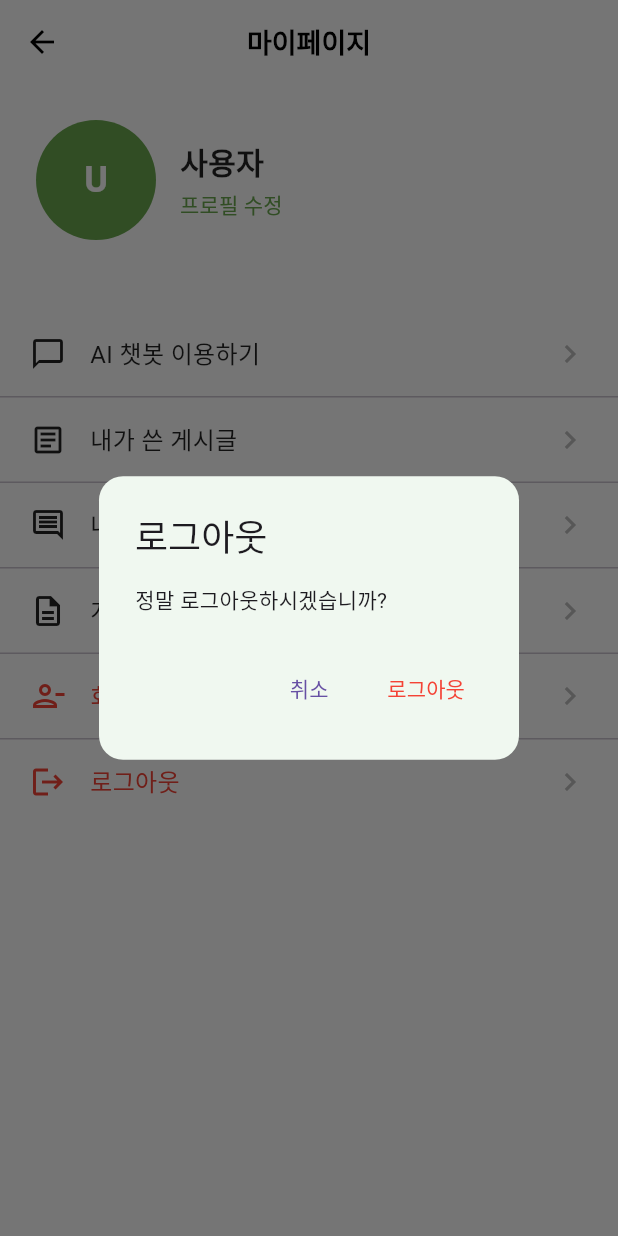
After one commit to zzingni/SWPROJECT_PLANTI_FE, a Flutter app: the MyPageScreen screen opened directly, after a tap on "로그아웃", on a phone screen of 412 x 824 dp. The commit adds this screen. Run offline on Flutter 3.47's test engine with Material 3 defaults, Android fonts, the phone set to English and light mode, and no system bars; our stand-ins replace firebase_core, firebase_messaging, flutter_local_notifications, flutter_secure_storage; accounts and stored records are empty; network calls fail.

Commit message:
feat : 마이페이지 생성

```diff
--- a/lib/screens/create_post_screen.dart
+++ b/lib/screens/create_post_screen.dart
@@ -354,7 +354,7 @@ class _CreatePostScreenState extends State<CreatePostScreen> {
                       ),
                     )
                         : Text(
-                      widget.postId != null ? '완료' : '등록',
+                      widget.postId != null ? '수정' : '등록',
                       style: const TextStyle(
                         fontSize: 14,
                         fontWeight: FontWeight.w600,
--- a/lib/screens/home_screen.dart
+++ b/lib/screens/home_screen.dart
@@ -5,6 +5,7 @@ import 'package:fe/core/token_storage.dart';
 import 'package:fe/screens/plant_selection_screen.dart';
 import 'package:flutter/material.dart';
 import 'package:fe/screens/community_screen.dart';
+import 'package:fe/screens/my_page_screen.dart';
 
 
 
@@ -108,6 +109,12 @@ class _HomeScreenState extends State<HomeScreen> {
         break;
       case 3:
       // 마이페이지 화면으로 이동
+        Navigator.push(
+          context,
+          MaterialPageRoute(
+            builder: (context) => const MyPageScreen(),
+          ),
+        );
         break;
     }
   }
--- /dev/null
+++ b/lib/screens/my_page_screen.dart
@@ -0,0 +1,343 @@
+import 'package:flutter/material.dart';
+import 'package:fe/core/token_storage.dart';
+import 'package:http/http.dart' as http;
+import 'dart:convert';
+
+class MyPageScreen extends StatefulWidget {
+  const MyPageScreen({super.key});
+
+  @override
+  State<MyPageScreen> createState() => _MyPageScreenState();
+}
+
+class _MyPageScreenState extends State<MyPageScreen> {
+  String? _nickname;
+  String? _profileImageUrl;
+  bool _isLoading = true;
+
+  @override
+  void initState() {
+    super.initState();
+    _loadUserInfo();
+  }
+
+  Future<void> _loadUserInfo() async {
+    try {
+      final token = await TokenStorage.accessToken;
+      if (token == null) {
+        if (!mounted) return;
+        setState(() {
+          _isLoading = false;
+        });
+        return;
+      }
+
+      // 사용자 정보 조회 API 호출
+      final response = await http.get(
+        Uri.parse('http://10.0.2.2:8080/api/user/plant'),
+        headers: {'Authorization': 'Bearer $token'},
+      );
+
+      if (response.statusCode == 200) {
+        final data = jsonDecode(response.body);
+        if (mounted) {
+          setState(() {
+            _nickname = data['nickname'] as String?;
+            _profileImageUrl = data['profileImageUrl'] as String?;
+            _isLoading = false;
+          });
+        }
+      } else {
+        if (mounted) {
+          setState(() {
+            _isLoading = false;
+          });
+        }
+      }
+    } catch (e) {
+      print('사용자 정보 조회 에러: $e');
+      if (mounted) {
+        setState(() {
+          _isLoading = false;
+        });
+      }
+    }
+  }
+
+  Future<void> _handleLogout() async {
+    final confirmed = await showDialog<bool>(
+      context: context,
+      builder: (context) => AlertDialog(
+        backgroundColor: const Color(0xFFF0F8F0),
+        shape: RoundedRectangleBorder(
+          borderRadius: BorderRadius.circular(16),
+        ),
+        title: const Text('로그아웃'),
+        content: const Text('정말 로그아웃하시겠습니까?'),
+        actions: [
+          TextButton(
+            onPressed: () => Navigator.pop(context, false),
+            child: const Text('취소'),
+          ),
+          TextButton(
+            onPressed: () => Navigator.pop(context, true),
+            style: TextButton.styleFrom(foregroundColor: Colors.red),
+            child: const Text('로그아웃'),
+          ),
+        ],
+      ),
+    );
+
+    if (confirmed != true) return;
+
+    try {
+      // TODO: TokenStorage.clearTokens() 메서드가 있다면 사용
+      // 토큰 삭제는 SharedPreferences에서 직접 삭제하거나
+      // TokenStorage에 clearTokens 메서드가 있다면 사용
+
+      if (!mounted) return;
+
+      // 로그인 화면으로 이동
+      // 모든 화면을 제거하고 루트로 이동
+      Navigator.of(context).popUntil((route) => route.isFirst);
+      // 또는 Navigator.of(context).pushNamedAndRemoveUntil('/', (route) => false);
+    } catch (e) {
+      if (!mounted) return;
+      ScaffoldMessenger.of(context).showSnackBar(
+        SnackBar(content: Text('로그아웃에 실패했습니다: ${e.toString()}')),
+      );
+    }
+  }
+
+  Future<void> _handleWithdrawal() async {
+    final confirmed = await showDialog<bool>(
+      context: context,
+      builder: (context) => AlertDialog(
+        backgroundColor: const Color(0xFFF0F8F0),
+        shape: RoundedRectangleBorder(
+          borderRadius: BorderRadius.circular(16),
+        ),
+        title: const Text('회원탈퇴'),
+        content: const Text('정말 회원탈퇴하시겠습니까?\n모든 데이터가 삭제되며 복구할 수 없습니다.'),
+        actions: [
+          TextButton(
+            onPressed: () => Navigator.pop(context, false),
+            child: const Text('취소'),
+          ),
+          TextButton(
+            onPressed: () => Navigator.pop(context, true),
+            style: TextButton.styleFrom(foregroundColor: Colors.red),
+            child: const Text('탈퇴'),
+          ),
+        ],
+      ),
+    );
+
+    if (confirmed != true) return;
+
+    // TODO: 회원탈퇴 API 호출
+    ScaffoldMessenger.of(context).showSnackBar(
+      const SnackBar(content: Text('회원탈퇴 기능은 준비 중입니다.')),
+    );
+  }
+
+  @override
+  Widget build(BuildContext context) {
+    return Scaffold(
+      backgroundColor: Colors.white,
+      appBar: AppBar(
+        backgroundColor: Colors.white,
+        foregroundColor: Colors.black,
+        elevation: 0,
+        title: const Text(
+          '마이페이지',
+          style: TextStyle(
+            fontSize: 18,
+            fontWeight: FontWeight.bold,
+          ),
+        ),
+        centerTitle: true,
+      ),
+      body: _isLoading
+          ? const Center(child: CircularProgressIndicator())
+          : SingleChildScrollView(
+        child: Column(
+          children: [
+            // 프로필 섹션
+            _buildProfileSection(),
+            const SizedBox(height: 24),
+            // 메뉴 섹션
+            _buildMenuSection(),
+          ],
+        ),
+      ),
+    );
+  }
+
+  Widget _buildProfileSection() {
+    return Container(
+      padding: const EdgeInsets.all(24),
+      child: Row(
+        children: [
+          // 프로필 이미지
+          CircleAvatar(
+            radius: 40,
+            backgroundColor: const Color(0xFF6AA84F),
+            backgroundImage: _profileImageUrl != null && _profileImageUrl!.isNotEmpty
+                ? NetworkImage(_profileImageUrl!)
+                : null,
+            child: _profileImageUrl == null || _profileImageUrl!.isEmpty
+                ? Text(
+              _nickname != null && _nickname!.isNotEmpty
+                  ? _nickname![0].toUpperCase()
+                  : 'U',
+              style: const TextStyle(
+                color: Colors.white,
+                fontSize: 24,
+                fontWeight: FontWeight.bold,
+              ),
+            )
+                : null,
+          ),
+          const SizedBox(width: 16),
+          // 닉네임
+          Expanded(
+            child: Column(
+              crossAxisAlignment: CrossAxisAlignment.start,
+              children: [
+                Text(
+                  _nickname ?? '사용자',
+                  style: const TextStyle(
+                    fontSize: 20,
+                    fontWeight: FontWeight.bold,
+                    color: Colors.black87,
+                  ),
+                ),
+                const SizedBox(height: 4),
+                TextButton(
+                  onPressed: () {
+                    // TODO: 프로필 수정 화면으로 이동
+                  },
+                  style: TextButton.styleFrom(
+                    padding: EdgeInsets.zero,
+                    minimumSize: const Size(0, 0),
+                    tapTargetSize: MaterialTapTargetSize.shrinkWrap,
+                  ),
+                  child: const Text(
+                    '프로필 수정',
+                    style: TextStyle(
+                      fontSize: 14,
+                      color: Color(0xFF6AA84F),
+                    ),
+                  ),
+                ),
+              ],
+            ),
+          ),
+        ],
+      ),
+    );
+  }
+
+  Widget _buildMenuSection() {
+    return Column(
+      children: [
+        _buildMenuItem(
+          icon: Icons.chat_bubble_outline,
+          title: 'AI 챗봇 이용하기',
+          onTap: () {
+            // TODO: AI 챗봇 화면으로 이동
+            ScaffoldMessenger.of(context).showSnackBar(
+              const SnackBar(content: Text('AI 챗봇 기능은 준비 중입니다.')),
+            );
+          },
+        ),
+        const Divider(height: 1),
+        _buildMenuItem(
+          icon: Icons.article_outlined,
+          title: '내가 쓴 게시글',
+          onTap: () {
+            // TODO: 내가 쓴 게시글 화면으로 이동
+            ScaffoldMessenger.of(context).showSnackBar(
+              const SnackBar(content: Text('내가 쓴 게시글 기능은 준비 중입니다.')),
+            );
+          },
+        ),
+        const Divider(height: 1),
+        _buildMenuItem(
+          icon: Icons.comment_outlined,
+          title: '내가 쓴 댓글',
+          onTap: () {
+            // TODO: 내가 쓴 댓글 화면으로 이동
+            ScaffoldMessenger.of(context).showSnackBar(
+              const SnackBar(content: Text('내가 쓴 댓글 기능은 준비 중입니다.')),
+            );
+          },
+        ),
+        const Divider(height: 1),
+        _buildMenuItem(
+          icon: Icons.description_outlined,
+          title: '개인정보제공이용동의',
+          onTap: () {
+            // TODO: 개인정보제공이용동의 화면으로 이동
+            ScaffoldMessenger.of(context).showSnackBar(
+              const SnackBar(content: Text('개인정보제공이용동의 기능은 준비 중입니다.')),
+            );
+          },
+        ),
+        const Divider(height: 1),
+        _buildMenuItem(
+          icon: Icons.person_remove_outlined,
+          title: '회원탈퇴',
+          onTap: _handleWithdrawal,
+          textColor: Colors.red,
+        ),
+        const Divider(height: 1),
+        _buildMenuItem(
+          icon: Icons.logout,
+          title: '로그아웃',
+          onTap: _handleLogout,
+          textColor: Colors.red,
+        ),
+      ],
+    );
+  }
+
+  Widget _buildMenuItem({
+    required IconData icon,
+    required String title,
+    required VoidCallback onTap,
+    Color? textColor,
+  }) {
+    return InkWell(
+      onTap: onTap,
+      child: Container(
+        padding: const EdgeInsets.symmetric(horizontal: 20, vertical: 16),
+        child: Row(
+          children: [
+            Icon(
+              icon,
+              color: textColor ?? Colors.black87,
+              size: 24,
+            ),
+            const SizedBox(width: 16),
+            Expanded(
+              child: Text(
+                title,
+                style: TextStyle(
+                  fontSize: 16,
+                  color: textColor ?? Colors.black87,
+                ),
+              ),
+            ),
+            Icon(
+              Icons.chevron_right,
+              color: Colors.grey[400],
+              size: 24,
+            ),
+          ],
+        ),
+      ),
+    );
+  }
+}
--- a/lib/screens/post_screen.dart
+++ b/lib/screens/post_screen.dart
@@ -123,7 +123,12 @@ class _PostScreenState extends State<PostScreen> {
       ),
     );
 
-    if (confirmed != true) return;
+    if (confirmed != true) {
+      print('게시글 삭제 취소됨');
+      return;
+    }
+
+    print('게시글 삭제 시작 - postId: ${widget.postId}');
 
     try {
       final token = await TokenStorage.accessToken;
@@ -135,19 +140,27 @@ class _PostScreenState extends State<PostScreen> {
         return;
       }
 
+      print('게시글 삭제 API 호출 전');
       await _postService.deletePost(
         postId: widget.postId,
         accessToken: token,
       );
+      print('게시글 삭제 API 호출 성공');
 
       if (!mounted) return;
 
       // 삭제 성공 시 목록으로 돌아가기 (true는 삭제됨을 의미)
+      print('게시글 삭제 성공 - 목록으로 돌아가기');
       Navigator.pop(context, true);
-    } catch (e) {
+    } catch (e, stackTrace) {
+      print('게시글 삭제 에러 발생: $e');
+      print('스택 트레이스: $stackTrace');
       if (!mounted) return;
       ScaffoldMessenger.of(context).showSnackBar(
-        SnackBar(content: Text('게시글 삭제에 실패했습니다: ${e.toString()}')),
+        SnackBar(
+          content: Text('게시글 삭제에 실패했습니다: ${e.toString()}'),
+          duration: const Duration(seconds: 3),
+        ),
       );
     }
   }
```
